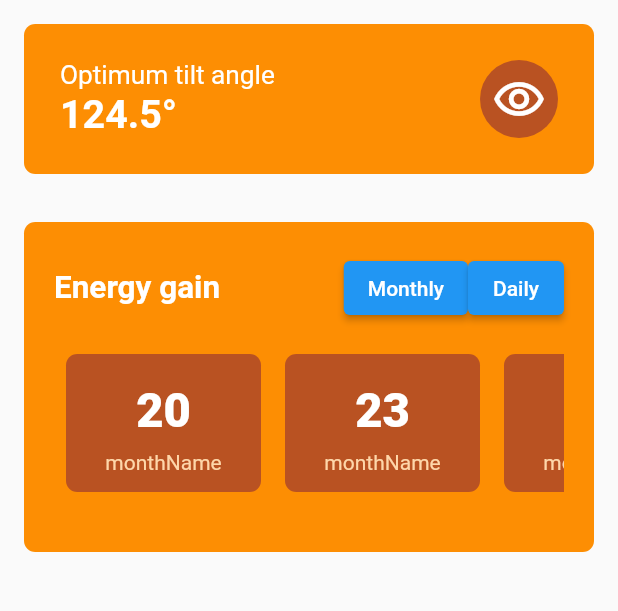
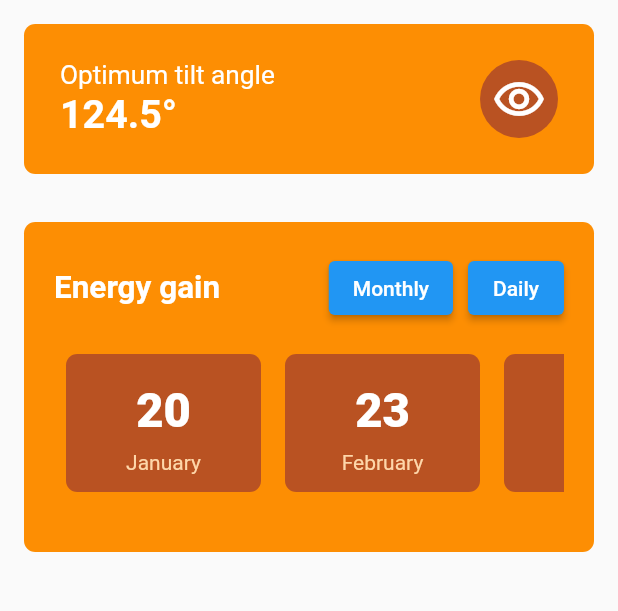
Before and after one commit to anasalatasi/SOLARIS, a Flutter app: the FirstPhase screen opened directly with empty values, on a phone screen of 412 x 824 dp, the part 84-695 px from its top. Run offline on Flutter 3.47's test engine with Material 2 defaults, Android fonts, the phone set to English and light mode, and no system bars; our stand-ins replace google_fonts, google_maps_flutter, velocity_x.

Commit message:
working on calibration part using sensors
using accelerometer we can calibrate the angle

```diff
--- a/lib/Widgets/energy_gain_show.dart
+++ b/lib/Widgets/energy_gain_show.dart
@@ -13,6 +13,11 @@ class EnergyGainShow extends StatefulWidget{
 }
 
 class _EnergyGainShowState extends State<EnergyGainShow> {
+  final List<String> months = ["January", "February", "March", "April", "May", "June", "July", "August", "September", "October", "November", "December"];
+  final List<String> days = ["Day 1", "Day 2", "Day 3", "Day 4", "Day 5", "Day 6", "Day 7", "Day 8", "Day 9", "Day 10",
+    "Day 11", "Day 12", "Day 13", "Day 14", "Day 15", "Day 16", "Day 17", "Day 18", "Day 19", "Day 20",
+    "Day 21", "Day 22", "Day 23", "Day 24", "Day 25", "Day 26", "Day 27", "Day 28", "Day 29", "Day 30", "Day 31"];
+  late List<String> currentMode;
   final List<int> monthlyGain;
   final List<int> dailyGain;
   late List<int> currentGain;
@@ -21,10 +26,10 @@ class _EnergyGainShowState extends State<EnergyGainShow> {
   void initState() {
     super.initState();
     currentGain = monthlyGain;
+    currentMode = ["January", "February", "March", "April", "May", "June", "July", "August", "September", "October", "November", "December"];
   }
   @override
   Widget build(BuildContext context) {
-    print(currentGain);
     return Column(
       children: [
         Row(
@@ -33,12 +38,13 @@ class _EnergyGainShowState extends State<EnergyGainShow> {
             "Energy gain".text.white.semiBold.xl2.make(),
             Row(
               children: [
-                ElevatedButton(onPressed: () {currentGain = monthlyGain; setState(() {});},
-                child: "Monthly".text.make()),
-                ElevatedButton(onPressed: () {currentGain = dailyGain; setState(() {}); },
+                ElevatedButton(onPressed: () {currentGain = monthlyGain; currentMode = months;setState(() {});},
+                child: "Monthly".text.make(), style: ElevatedButton.styleFrom(),),
+                VxBox().width(10).make(),
+                ElevatedButton(onPressed: () {currentGain = dailyGain; currentMode = days; setState(() {}); },
                 child: "Daily".text.make()),
               ],
-            )
+            ),
           ],
         ),
         ListView.builder(
@@ -48,7 +54,7 @@ class _EnergyGainShowState extends State<EnergyGainShow> {
             mainAxisAlignment: MainAxisAlignment.center,
             children: [
               currentGain[index].text.white.extraBold.xl4.make().p8(),
-              "monthName".text.orange200.make(),
+              currentMode[index].text.orange200.make(),
             ],
           ).box.color(Themes.darkOrangeColor).roundedSM.width(130).make().p8(),
         ).py12().expand(),
--- a/lib/Widgets/tilt_angle_show.dart
+++ b/lib/Widgets/tilt_angle_show.dart
@@ -1,6 +1,7 @@
 import 'package:flutter/material.dart';
 import "package:velocity_x/velocity_x.dart";
 
+import '../calibration_page.dart';
 import '../theme.dart';
 
 class TiltAngleShow extends StatelessWidget {
@@ -21,7 +22,10 @@ class TiltAngleShow extends StatelessWidget {
               (tiltAngle.toString()+"°").text.white.xl3.bold.make(),
             ],
           ),
-          Icon(Icons.remove_red_eye_outlined, color: Colors.white,size:36).box.roundedFull.color(Themes.darkOrangeColor).p8.make(),
+          InkWell(
+            child: Icon(Icons.remove_red_eye_outlined, color: Colors.white,size:36).box.roundedFull.color(Themes.darkOrangeColor).p8.make(),
+            onTap: ()=>Navigator.push(context, MaterialPageRoute(builder:(context)=>CalibrationPage(tiltAngle:tiltAngle))),
+          ),
         ],
       ),
     ).color(Themes.lightOrangeColor).p24.roundedSM.make().p16();
```
Also changed, not shown: lib/calibration_page.dart (added, +25 -0 lines).
